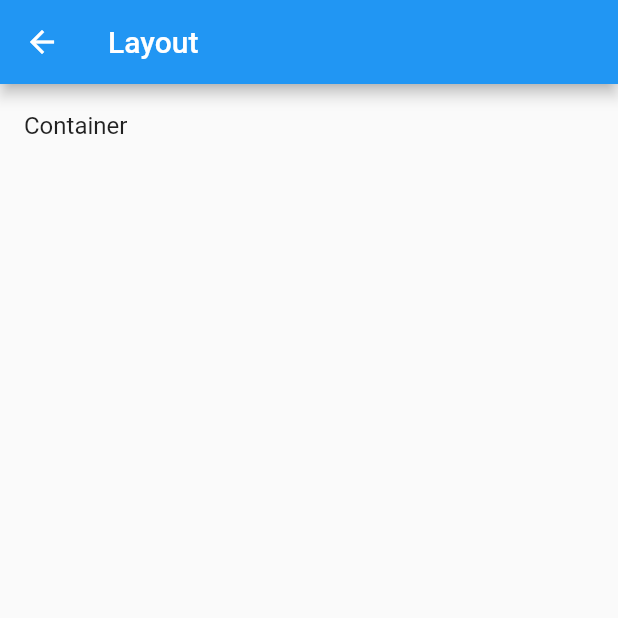
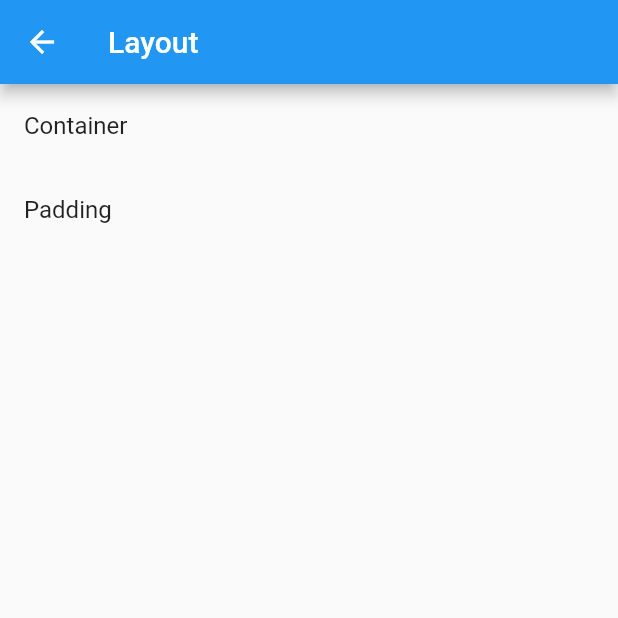
Before and after one commit to bakhtiararifinid/flutter-widgets, a Flutter app: the LayoutPage screen opened by its route, on a phone screen of 412 x 824 dp, the top half of it. Run offline on Flutter 3.47's test engine with Material 2 defaults, Android fonts, the phone set to English and light mode, and no system bars.

Commit message:
padding page

```diff
--- a/lib/src/App.dart
+++ b/lib/src/App.dart
@@ -10,6 +10,7 @@ import 'package:flutter_widgets/src/pages/icon_page.dart';
 import 'package:flutter_widgets/src/pages/image_page.dart';
 import 'package:flutter_widgets/src/pages/layout_page.dart';
 import 'package:flutter_widgets/src/pages/material_page.dart';
+import 'package:flutter_widgets/src/pages/padding_page.dart';
 import 'package:flutter_widgets/src/pages/placeholder_page.dart';
 import 'package:flutter_widgets/src/pages/raised_button_page.dart';
 import 'package:flutter_widgets/src/pages/row_page.dart';
@@ -38,6 +39,7 @@ class App extends StatelessWidget {
         '/raised-button': (context) => RaisedButtonPage(),
         '/placeholder': (context) => PlaceholderPage(),
         '/layout': (context) => LayoutPage(),
+        '/padding': (context) => PaddingPage(),
         '/material-design': (context) => MaterialDesignPage(),
         '/scaffold': (context) => ScaffoldPage(),
         '/appbar': (context) => AppBarPage(),
--- a/lib/src/pages/layout_page.dart
+++ b/lib/src/pages/layout_page.dart
@@ -13,6 +13,10 @@ class LayoutPage extends StatelessWidget {
             title: Text('Container'),
             onTap: () => Navigator.of(context).pushNamed('/container'),
           ),
+          ListTile(
+            title: Text('Padding'),
+            onTap: () => Navigator.of(context).pushNamed('/padding'),
+          ),
         ],
       ),
     );
--- /dev/null
+++ b/lib/src/pages/padding_page.dart
@@ -0,0 +1,24 @@
+import 'package:flutter/material.dart';
+
+class PaddingPage extends StatelessWidget {
+  @override
+  Widget build(BuildContext context) {
+    return Scaffold(
+      appBar: AppBar(
+        title: Text('Padding'),
+      ),
+      body: ListView(
+        children: <Widget>[
+          Padding(
+            padding: EdgeInsets.all(16),
+            child: Container(
+              color: Colors.green,
+              height: 50,
+              child: Text('this is a container inside a padding'),
+            ),
+          )
+        ],
+      ),
+    );
+  }
+}
```
